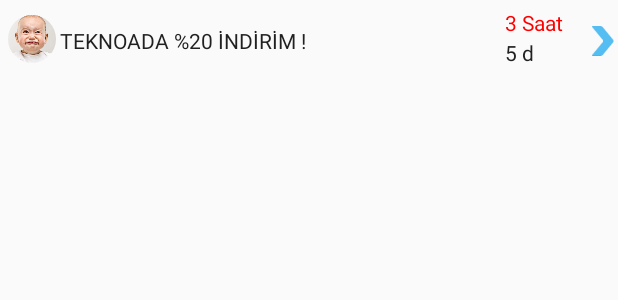
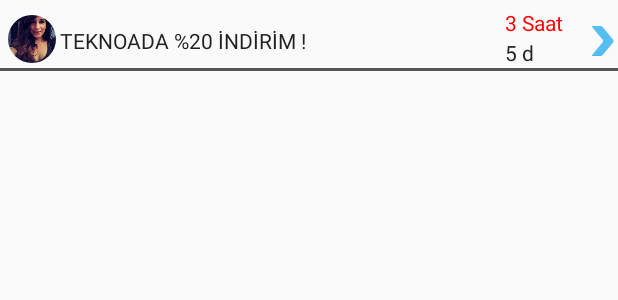
Before and after one commit to halilibrahimaksoy/mobilfirsat, an Android app: the layout main_item_row.xml on its own in the app's theme, with its tools: preview values and no code run, on a phone screen of 412 x 824 dp. Shown: the top 300 px of the screen. Run offline under Robolectric (Android 15) with nearby library versions, the phone set to English and light mode, and no system bars.

```diff
--- a/app/build.gradle
+++ b/app/build.gradle
@@ -25,7 +25,6 @@ dependencies {
     compile 'com.android.support:appcompat-v7:23.1.0'
     compile 'com.android.support:design:23.1.0'
     compile 'de.hdodenhof:circleimageview:1.2.1'
-    compile 'com.android.support:recyclerview-v7:23.1.0'
     compile 'com.parse.bolts:bolts-android:1.+'
     compile 'com.parse:parse-android:1.+'
     compile 'com.squareup.picasso:picasso:2.5.2'
--- a/app/src/main/java/com/tecpoint/mobilfirsat/mobilfirsat/MainActivity.java
+++ b/app/src/main/java/com/tecpoint/mobilfirsat/mobilfirsat/MainActivity.java
@@ -70,7 +70,6 @@ public class MainActivity extends AppCompatActivity {
             @Override
             public void onItemClick(AdapterView<?> parent, View view, int position, long id) {
                 selectedItem(position);
-                selectedItem(position);
             }
         });
 
--- a/app/src/main/res/layout/main_item_row.xml
+++ b/app/src/main/res/layout/main_item_row.xml
@@ -11,40 +11,49 @@
         android:layout_height="32dp"
         android:layout_marginLeft="5dp"
         android:layout_marginTop="10dp"
-        android:src="@drawable/profil"
-        app:civ_border_color="#F00"
+        android:src="@drawable/profil1"
+        app:border_color="#F00"
         app:border_width="2dp"
 
         />
+
     <TextView
         android:layout_width="250dp"
+        android:layout_height="wrap_content"
         android:layout_marginLeft="40dp"
         android:layout_marginTop="17dp"
         android:text="TEKNOADA %20 İNDİRİM !"
-        android:textColor="@color/text1"
-        android:layout_height="wrap_content" />
+        android:textColor="@color/text1" />
+
     <TextView
         android:layout_width="50dp"
-        android:text="3 Saat"
-        android:textColor="#F00"
+        android:layout_height="wrap_content"
         android:layout_gravity="right"
         android:layout_marginRight="25dp"
         android:layout_marginTop="5dp"
-        android:layout_height="wrap_content" />
+        android:text="3 Saat"
+        android:textColor="#F00" />
+
     <TextView
         android:layout_width="50dp"
-        android:text="5 d"
-        android:textColor="@color/text1"
+        android:layout_height="wrap_content"
         android:layout_gravity="right"
         android:layout_marginRight="25dp"
         android:layout_marginTop="25dp"
-        android:layout_height="wrap_content" />
+        android:text="5 d"
+        android:textColor="@color/text1" />
+
     <ImageView
         android:layout_width="20dp"
         android:layout_height="20dp"
-        android:src="@drawable/ic_navigate_right_icon"
         android:layout_gravity="right"
-        android:layout_marginTop="17dp"/>
+        android:layout_marginTop="17dp"
+        android:src="@drawable/ic_navigate_right_icon" />
 
+    <View
+        android:layout_width="match_parent"
+        android:layout_height="2dp"
+        android:layout_marginTop="45dp"
+        android:background="#555"></View>
 
 </FrameLayout>
```
Also changed, not shown: app/src/main/java/com/tecpoint/mobilfirsat/mobilfirsat/Fragment/MainList.java (+69 -9 lines), app/src/main/java/com/tecpoint/mobilfirsat/mobilfirsat/Model/Feed.java (added, +11 -0 lines), app/src/main/java/com/tecpoint/mobilfirsat/mobilfirsat/Model/FeedItem.java (added, +90 -0 lines), app/src/main/res/drawable-xxhdpi/profil1.jpg (added), 1 other file.
